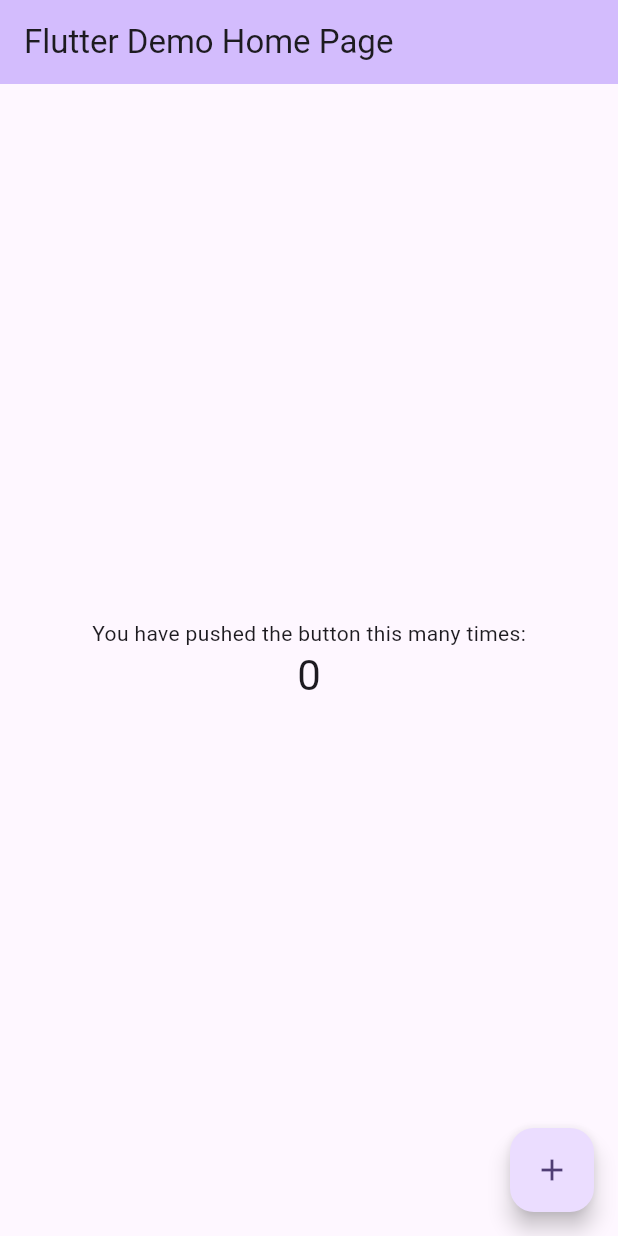
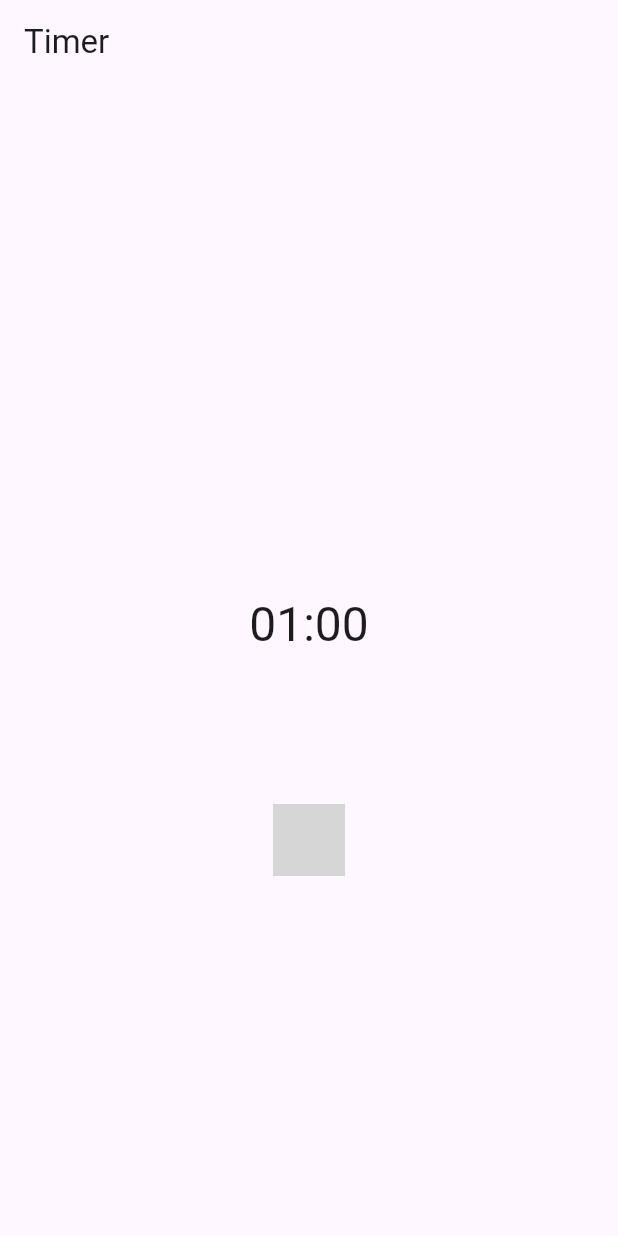
Before and after one commit to andrew962/projects, a Flutter app: the screen it shows after launch, on a phone screen of 412 x 824 dp. Run offline on Flutter 3.47's test engine with Material 3 defaults, Android fonts, the light colour scheme and no system bars; our stand-ins replace bloc, equatable, flutter_bloc; statements that could not run were skipped; grey boxes are pictures that could not be loaded.

Commit message:
Practica de Timer

```diff
--- /dev/null
+++ b/flutter_timer/lib/app.dart
@@ -0,0 +1,13 @@
+import 'package:flutter/material.dart';
+import 'package:flutter_timer/timer/view/timer_page.dart';
+
+class App extends StatelessWidget {
+  const App({super.key});
+
+  @override
+  Widget build(BuildContext context) {
+    return const MaterialApp(
+      home: TimerPage(),
+    );
+  }
+}
--- a/flutter_timer/lib/main.dart
+++ b/flutter_timer/lib/main.dart
@@ -1,125 +1,6 @@
 import 'package:flutter/material.dart';
+import 'package:flutter_timer/app.dart';
 
 void main() {
-  runApp(const MyApp());
+  runApp(const App());
 }
-
-class MyApp extends StatelessWidget {
-  const MyApp({super.key});
-
-  // This widget is the root of your application.
-  @override
-  Widget build(BuildContext context) {
-    return MaterialApp(
-      title: 'Flutter Demo',
-      theme: ThemeData(
-        // This is the theme of your application.
-        //
-        // TRY THIS: Try running your application with "flutter run". You'll see
-        // the application has a purple toolbar. Then, without quitting the app,
-        // try changing the seedColor in the colorScheme below to Colors.green
-        // and then invoke "hot reload" (save your changes or press the "hot
-        // reload" button in a Flutter-supported IDE, or press "r" if you used
-        // the command line to start the app).
-        //
-        // Notice that the counter didn't reset back to zero; the application
-        // state is not lost during the reload. To reset the state, use hot
-        // restart instead.
-        //
-        // This works for code too, not just values: Most code changes can be
-        // tested with just a hot reload.
-        colorScheme: ColorScheme.fromSeed(seedColor: Colors.deepPurple),
-        useMaterial3: true,
-      ),
-      home: const MyHomePage(title: 'Flutter Demo Home Page'),
-    );
-  }
-}
-
-class MyHomePage extends StatefulWidget {
-  const MyHomePage({super.key, required this.title});
-
-  // This widget is the home page of your application. It is stateful, meaning
-  // that it has a State object (defined below) that contains fields that affect
-  // how it looks.
-
-  // This class is the configuration for the state. It holds the values (in this
-  // case the title) provided by the parent (in this case the App widget) and
-  // used by the build method of the State. Fields in a Widget subclass are
-  // always marked "final".
-
-  final String title;
-
-  @override
-  State<MyHomePage> createState() => _MyHomePageState();
-}
-
-class _MyHomePageState extends State<MyHomePage> {
-  int _counter = 0;
-
-  void _incrementCounter() {
-    setState(() {
-      // This call to setState tells the Flutter framework that something has
-      // changed in this State, which causes it to rerun the build method below
-      // so that the display can reflect the updated values. If we changed
-      // _counter without calling setState(), then the build method would not be
-      // called again, and so nothing would appear to happen.
-      _counter++;
-    });
-  }
-
-  @override
-  Widget build(BuildContext context) {
-    // This method is rerun every time setState is called, for instance as done
-    // by the _incrementCounter method above.
-    //
-    // The Flutter framework has been optimized to make rerunning build methods
-    // fast, so that you can just rebuild anything that needs updating rather
-    // than having to individually change instances of widgets.
-    return Scaffold(
-      appBar: AppBar(
-        // TRY THIS: Try changing the color here to a specific color (to
-        // Colors.amber, perhaps?) and trigger a hot reload to see the AppBar
-        // change color while the other colors stay the same.
-        backgroundColor: Theme.of(context).colorScheme.inversePrimary,
-        // Here we take the value from the MyHomePage object that was created by
-        // the App.build method, and use it to set our appbar title.
-        title: Text(widget.title),
-      ),
-      body: Center(
-        // Center is a layout widget. It takes a single child and positions it
-        // in the middle of the parent.
-        child: Column(
-          // Column is also a layout widget. It takes a list of children and
-          // arranges them vertically. By default, it sizes itself to fit its
-          // children horizontally, and tries to be as tall as its parent.
-          //
-          // Column has various properties to control how it sizes itself and
-          // how it positions its children. Here we use mainAxisAlignment to
-          // center the children vertically; the main axis here is the vertical
-          // axis because Columns are vertical (the cross axis would be
-          // horizontal).
-          //
-          // TRY THIS: Invoke "debug painting" (choose the "Toggle Debug Paint"
-          // action in the IDE, or press "p" in the console), to see the
-          // wireframe for each widget.
-          mainAxisAlignment: MainAxisAlignment.center,
-          children: <Widget>[
-            const Text(
-              'You have pushed the button this many times:',
-            ),
-            Text(
-              '$_counter',
-              style: Theme.of(context).textTheme.headlineMedium,
-            ),
-          ],
-        ),
-      ),
-      floatingActionButton: FloatingActionButton(
-        onPressed: _incrementCounter,
-        tooltip: 'Increment',
-        child: const Icon(Icons.add),
-      ), // This trailing comma makes auto-formatting nicer for build methods.
-    );
-  }
-}
--- /dev/null
+++ b/flutter_timer/lib/ticker.dart
@@ -0,0 +1,7 @@
+class Ticker {
+  const Ticker();
+  Stream<int> tick({required int ticks}) {
+    return Stream.periodic(const Duration(seconds: 1), (x) => ticks - x - 1)
+        .take(ticks);
+  }
+}
--- /dev/null
+++ b/flutter_timer/lib/timer/bloc/timer_bloc.dart
@@ -0,0 +1,65 @@
+import 'dart:async';
+
+import 'package:bloc/bloc.dart';
+import 'package:equatable/equatable.dart';
+import 'package:flutter_timer/ticker.dart';
+import 'package:meta/meta.dart';
+
+part 'timer_event.dart';
+part 'timer_state.dart';
+
+class TimerBloc extends Bloc<TimerEvent, TimerState> {
+  final Ticker _ticker;
+  static const int _duration = 60;
+
+  StreamSubscription<int>? _tickerSubscription;
+
+  TimerBloc({required Ticker ticker})
+      : _ticker = ticker,
+        super(const TimerInitial(_duration)) {
+    on<TimerStarted>(_onStarted);
+    on<_TimerTicked>(_onTicker);
+    on<TimerPaused>(_onPaused);
+    on<TimerResumed>(_onResumed);
+    on<TimerReset>(_onReset);
+  }
+
+  @override
+  Future<void> close() {
+    _tickerSubscription?.cancel();
+    return super.close();
+  }
+
+  void _onStarted(TimerStarted event, Emitter<TimerState> emit) {
+    emit(TimerRunInProgress(event.duration));
+    _tickerSubscription?.cancel();
+    _tickerSubscription = _ticker
+        .tick(ticks: event.duration)
+        .listen((duration) => add(_TimerTicked(duration: duration)));
+  }
+
+  void _onReset(TimerReset event, Emitter<TimerState> emit) {
+    _tickerSubscription?.cancel();
+    emit(const TimerInitial(_duration));
+  }
+
+  void _onResumed(TimerResumed event, Emitter<TimerState> emit) {
+    if (state is TimerRunPause) {
+      _tickerSubscription?.resume();
+      emit(TimerRunInProgress(state.duration));
+    }
+  }
+
+  void _onPaused(TimerPaused event, Emitter<TimerState> emit) {
+    if (state is TimerRunInProgress) {
+      _tickerSubscription?.pause();
+      emit(TimerRunPause(state.duration));
+    }
+  }
+
+  void _onTicker(_TimerTicked event, Emitter<TimerState> emit) {
+    emit(event.duration > 0
+        ? TimerRunInProgress(event.duration)
+        : const TimerRunComplete());
+  }
+}
--- /dev/null
+++ b/flutter_timer/lib/timer/bloc/timer_event.dart
@@ -0,0 +1,29 @@
+part of 'timer_bloc.dart';
+
+@immutable
+sealed class TimerEvent {
+  const TimerEvent();
+}
+
+final class TimerStarted extends TimerEvent {
+  const TimerStarted({required this.duration});
+  final int duration;
+}
+
+final class TimerPaused extends TimerEvent {
+  const TimerPaused();
+}
+
+final class TimerResumed extends TimerEvent {
+  const TimerResumed();
+}
+
+class TimerReset extends TimerEvent {
+  const TimerReset();
+}
+
+// ignore
+class _TimerTicked extends TimerEvent {
+  const _TimerTicked({required this.duration});
+  final int duration;
+}
--- /dev/null
+++ b/flutter_timer/lib/timer/bloc/timer_state.dart
@@ -0,0 +1,33 @@
+part of 'timer_bloc.dart';
+
+@immutable
+sealed class TimerState extends Equatable {
+  const TimerState(this.duration);
+  final int duration;
+
+  @override
+  List<Object?> get props => [duration];
+}
+
+final class TimerInitial extends TimerState {
+  const TimerInitial(super.duration);
+
+  @override
+  String toString() => 'TimerInitial { duration: $duration}';
+}
+
+final class TimerRunPause extends TimerState {
+  const TimerRunPause(super.duration);
+  @override
+  String toString() => 'TimerRunPause { duration: $duration }';
+}
+
+final class TimerRunInProgress extends TimerState {
+  const TimerRunInProgress(super.duration);
+  @override
+  String toString() => 'TimerRunInProgress { duration: $duration }';
+}
+
+final class TimerRunComplete extends TimerState {
+  const TimerRunComplete() : super(0);
+}
--- /dev/null
+++ b/flutter_timer/lib/timer/view/timer_page.dart
@@ -0,0 +1,116 @@
+import 'package:flutter/material.dart';
+import 'package:flutter_bloc/flutter_bloc.dart';
+import 'package:flutter_timer/ticker.dart';
+import 'package:flutter_timer/timer/bloc/timer_bloc.dart';
+
+class TimerPage extends StatelessWidget {
+  const TimerPage({super.key});
+
+  @override
+  Widget build(BuildContext context) {
+    return BlocProvider(
+      create: (_) => TimerBloc(ticker: const Ticker()),
+      child: const TimerView(),
+    );
+  }
+}
+
+class TimerView extends StatelessWidget {
+  const TimerView({super.key});
+
+  @override
+  Widget build(BuildContext context) {
+    return Scaffold(
+      appBar: AppBar(title: const Text("Timer")),
+      body: const Stack(
+        children: [
+          Column(
+            mainAxisAlignment: MainAxisAlignment.center,
+            crossAxisAlignment: CrossAxisAlignment.center,
+            children: [
+              Padding(
+                padding: EdgeInsets.symmetric(vertical: 100),
+                child: Center(
+                  child: TimerText(),
+                ),
+              ),
+              Actions()
+            ],
+          )
+        ],
+      ),
+    );
+  }
+}
+
+class TimerText extends StatelessWidget {
+  const TimerText({super.key});
+
+  @override
+  Widget build(BuildContext context) {
+    int duration = context.select((TimerBloc bloc) => bloc.state.duration);
+    final minuteStr = ((duration / 60) % 60).floor().toString().padLeft(2, '0');
+    final secondsStr = (duration % 60).floor().toString().padLeft(2, '0');
+    return Text('$minuteStr:$secondsStr',
+        style: Theme.of(context).textTheme.headlineLarge);
+  }
+}
+
+class Actions extends StatelessWidget {
+  const Actions({super.key});
+
+  @override
+  Widget build(BuildContext context) {
+    return BlocBuilder<TimerBloc, TimerState>(
+      buildWhen: (previous, current) =>
+          previous.runtimeType != current.runtimeType,
+      builder: (context, state) {
+        return Row(
+          mainAxisAlignment: MainAxisAlignment.spaceEvenly,
+          children: [
+            ...switch (state) {
+              TimerInitial() => [
+                  FloatingActionButton(
+                      child: const Icon(Icons.play_arrow),
+                      onPressed: () => context
+                          .read<TimerBloc>()
+                          .add(TimerStarted(duration: state.duration)))
+                ],
+              TimerRunInProgress() => [
+                  FloatingActionButton(
+                    child: const Icon(Icons.pause),
+                    onPressed: () =>
+                        context.read<TimerBloc>().add(const TimerPaused()),
+                  ),
+                  FloatingActionButton(
+                    child: const Icon(Icons.replay),
+                    onPressed: () =>
+                        context.read<TimerBloc>().add(const TimerReset()),
+                  ),
+                ],
+              TimerRunPause() => [
+                  FloatingActionButton(
+                    child: const Icon(Icons.play_arrow),
+                    onPressed: () =>
+                        context.read<TimerBloc>().add(const TimerResumed()),
+                  ),
+                  FloatingActionButton(
+                    child: const Icon(Icons.replay),
+                    onPressed: () =>
+                        context.read<TimerBloc>().add(const TimerReset()),
+                  ),
+                ],
+              TimerRunComplete() => [
+                  FloatingActionButton(
+                    child: const Icon(Icons.replay),
+                    onPressed: () =>
+                        context.read<TimerBloc>().add(const TimerReset()),
+                  ),
+                ]
+            }
+          ],
+        );
+      },
+    );
+  }
+}
--- a/flutter_timer/pubspec.yaml
+++ b/flutter_timer/pubspec.yaml
@@ -35,6 +35,10 @@
   # The following adds the Cupertino Icons font to your application.
   # Use with the CupertinoIcons class for iOS style icons.
   cupertino_icons: ^1.0.6
+  bloc: ^8.1.0
+  equatable: ^2.0.3
+  flutter_bloc: ^8.1.1
+  meta: ^1.11.0
 
 dev_dependencies:
   flutter_test:
```
Also changed, not shown: 1 other file.
